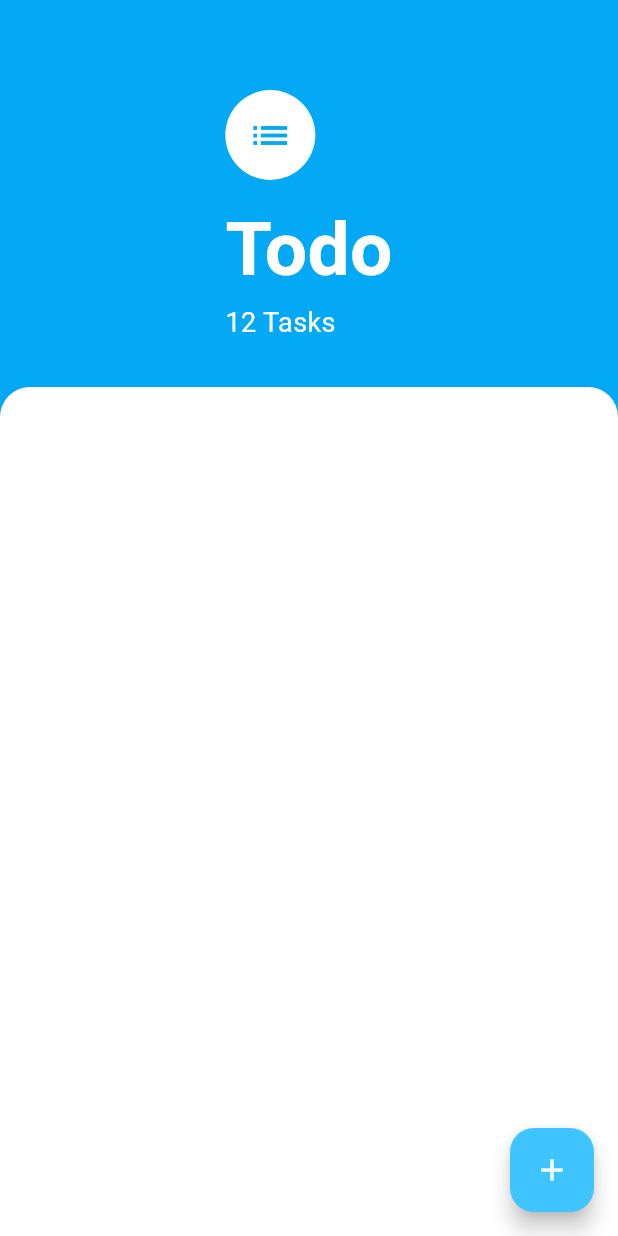
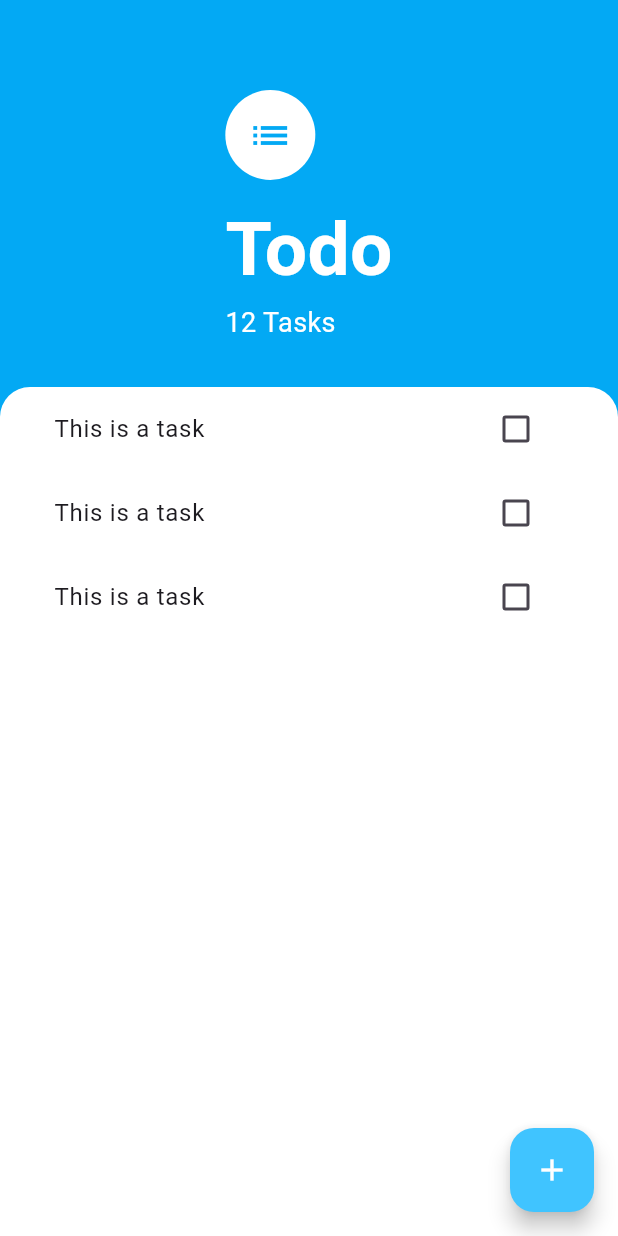
Before and after one commit to Heriberto-Juarez/todo, a Flutter app: the screen it shows after launch, on a phone screen of 412 x 824 dp. Run offline on Flutter 3.47's test engine with Material 3 defaults, Android fonts, the phone set to English and light mode, and no system bars.

Commit message:
create tasks components (widgets)

```diff
--- a/lib/screens/tasks_screen.dart
+++ b/lib/screens/tasks_screen.dart
@@ -1,6 +1,7 @@
 import 'package:flutter/cupertino.dart';
 import 'package:flutter/material.dart';
-import 'package:flutter/widgets.dart';
+
+import '../widgets/tasks_list.dart';
 
 class TasksScreen extends StatelessWidget {
   const TasksScreen({super.key});
@@ -54,12 +55,14 @@ class TasksScreen extends StatelessWidget {
         ),
         Expanded(
           child: Container(
+            padding: const EdgeInsets.symmetric(horizontal: 20.0),
             decoration: const BoxDecoration(
               color: Colors.white,
               borderRadius: BorderRadius.only(
                   topLeft: Radius.circular(20.0),
                   topRight: Radius.circular(20.0)),
             ),
+            child: const TasksList(),
           ),
         ),
       ]),
--- /dev/null
+++ b/lib/widgets/task_tile.dart
@@ -0,0 +1,20 @@
+import 'package:flutter/material.dart';
+
+class TaskTile extends StatelessWidget {
+  const TaskTile({
+    super.key,
+  });
+
+  @override
+  Widget build(BuildContext context) {
+    return ListTile(
+      title: const Text("This is a task"),
+      trailing: Checkbox(
+        value: false,
+        onChanged: (value){
+
+        },
+      ),
+    );
+  }
+}
--- /dev/null
+++ b/lib/widgets/tasks_list.dart
@@ -0,0 +1,19 @@
+import 'package:flutter/material.dart';
+import 'package:todo/widgets/task_tile.dart';
+
+class TasksList extends StatelessWidget {
+  const TasksList({
+    super.key,
+  });
+
+  @override
+  Widget build(BuildContext context) {
+    return ListView(
+      children: const [
+        TaskTile(),
+        TaskTile(),
+        TaskTile(),
+      ],
+    );
+  }
+}
```
